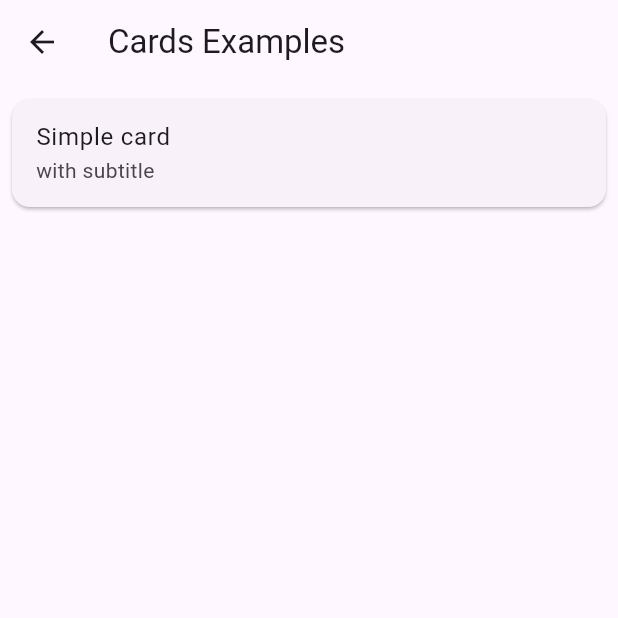
After one commit to mdrazadev/Flutter-Widgets, a Flutter app: the screen it shows after launch, after a tap on "Cards Examples", on a phone screen of 412 x 824 dp, the top half of it. The commit adds this screen. Run offline on Flutter 3.47's test engine with Material 3 defaults, Android fonts, the phone set to English and light mode, and no system bars; our stand-ins replace get.

Commit message:
adding cards

```diff
--- a/lib/home_page.dart
+++ b/lib/home_page.dart
@@ -1,6 +1,7 @@
 import 'package:flutter/material.dart';
 import 'package:flutter_widgets/screens/bottom_bars/bottom_bar_list_screen.dart';
 import 'package:flutter_widgets/screens/buttons_examples_screen.dart';
+import 'package:flutter_widgets/screens/cards_examples_screen.dart';
 import 'package:flutter_widgets/screens/dialogbox_example_screen.dart';
 import 'package:flutter_widgets/screens/extended_floating_btn_ex_screen.dart';
 import 'package:flutter_widgets/screens/floating_button_examples_screen.dart';
@@ -119,6 +120,20 @@ class HomePage extends StatelessWidget {
               );
             },
           ),
+          const SizedBox(
+            height: 15,
+          ),
+          SimpleButtonWidget(
+            label: 'Cards Examples',
+            onPress: () {
+              Navigator.push(
+                context,
+                MaterialPageRoute(
+                  builder: (ctx) => const CardsExamplesScreen(),
+                ),
+              );
+            },
+          ),
         ],
       ),
     );
--- /dev/null
+++ b/lib/screens/cards_examples_screen.dart
@@ -0,0 +1,28 @@
+import 'package:flutter/material.dart';
+
+class CardsExamplesScreen extends StatelessWidget {
+  const CardsExamplesScreen({super.key});
+
+  @override
+  Widget build(BuildContext context) {
+    return Scaffold(
+      appBar: AppBar(
+        title: const Text("Cards Examples"),
+      ),
+      body: const Column(
+        children: [
+          SizedBox(
+            height: 10,
+          ),
+          Card(
+            margin: EdgeInsets.symmetric(horizontal: 8),
+            child: ListTile(
+              title: Text('Simple card'),
+              subtitle: Text('with subtitle'),
+            ),
+          ),
+        ],
+      ),
+    );
+  }
+}
```
